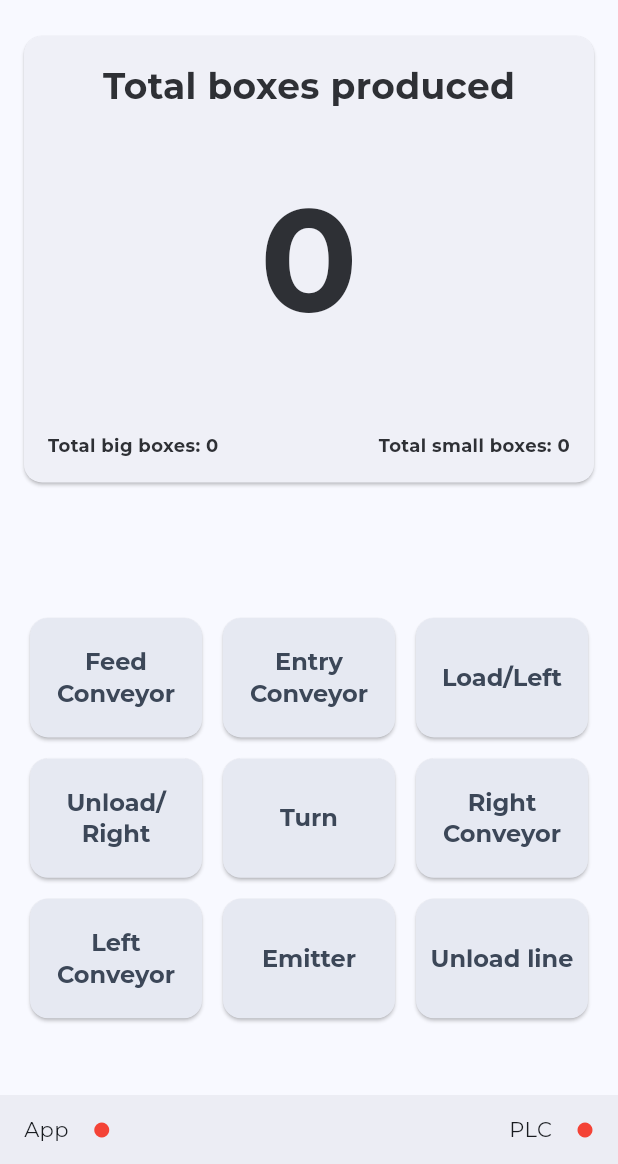
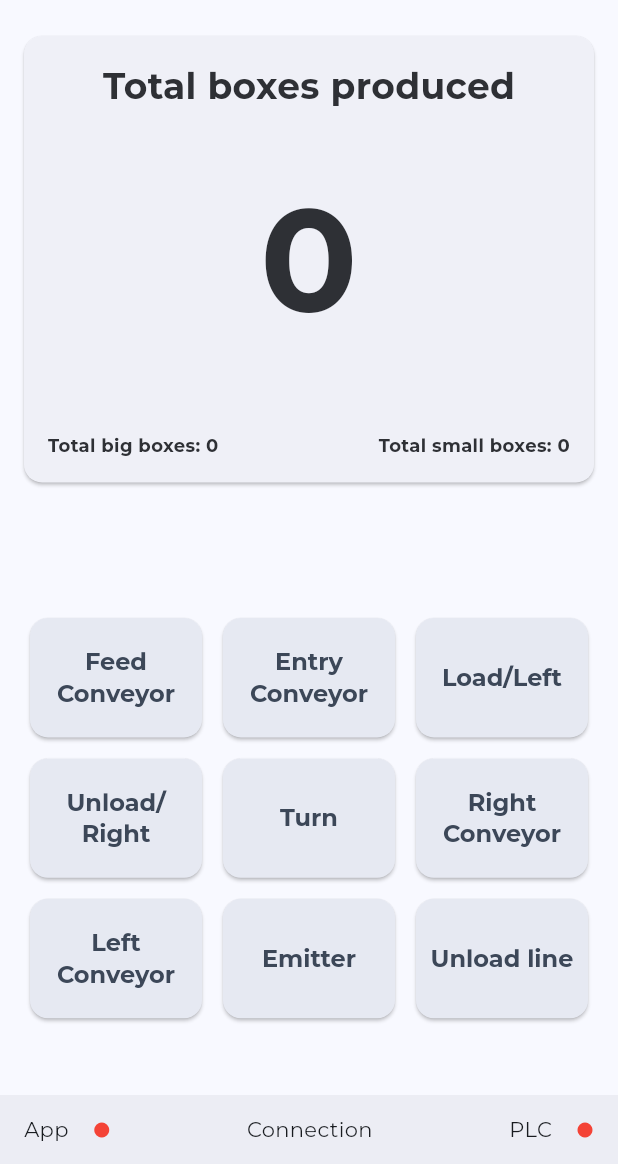
Before and after one commit to adywizard/FlutterIO, a Flutter app: the screen it shows after launch, on a phone screen of 412 x 824 dp, the part 72-1236 px from its top. Run offline on Flutter 3.47's test engine with Material 3 defaults, Android fonts, the phone set to English and light mode, and no system bars; drawn by our look-alikes of dynamic_color; our stand-ins replace file_picker, fl_chart, flutter_riverpod, google_fonts, shared_preferences; missing offline and left inert: gauge_indicator, mqtt_client, window_manager.

Commit message:
minor estetics

```diff
--- a/lib/screens/home_page.dart
+++ b/lib/screens/home_page.dart
@@ -94,7 +94,7 @@ class StatusBar extends ConsumerWidget {
       child: SizedBox(
         width: double.maxFinite,
         child: BottomAppBar(
-          height: 46,
+          height: PlatformType.isMobile ? 46 : null,
           child: Row(
             mainAxisAlignment: MainAxisAlignment.start,
             spacing: 16,
@@ -105,7 +105,11 @@ class StatusBar extends ConsumerWidget {
                 color: appOnline ? Colors.green : Colors.red,
                 size: 12,
               ),
-              Expanded(child: SizedBox()),
+              Expanded(
+                child: SizedBox(
+                  child: Text("Connection", textAlign: TextAlign.center),
+                ),
+              ),
               Text('PLC'),
               Icon(
                 Icons.circle,
```
Also changed, not shown: lib/screens/chart_page.dart (+9 -6 lines), lib/screens/settings_page.dart (+8 -5 lines).
